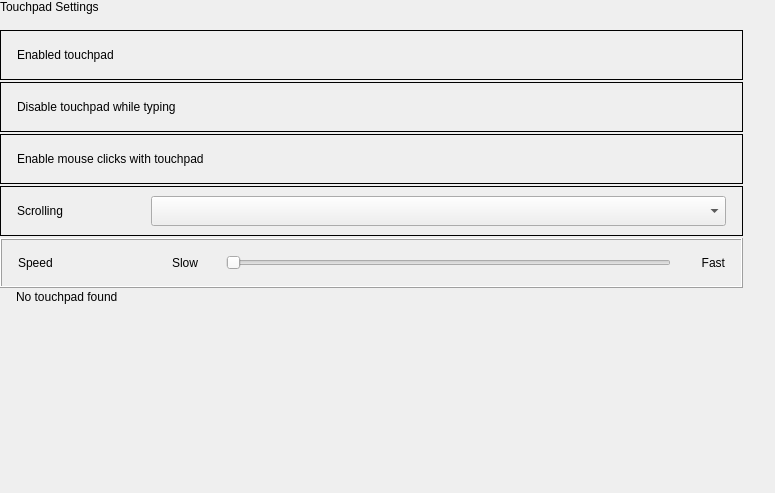
The window that plugins/devices/touchpad/touchpad.ui (ukui/ukui-control-center) describes before a commit, drawn with Qt 5.
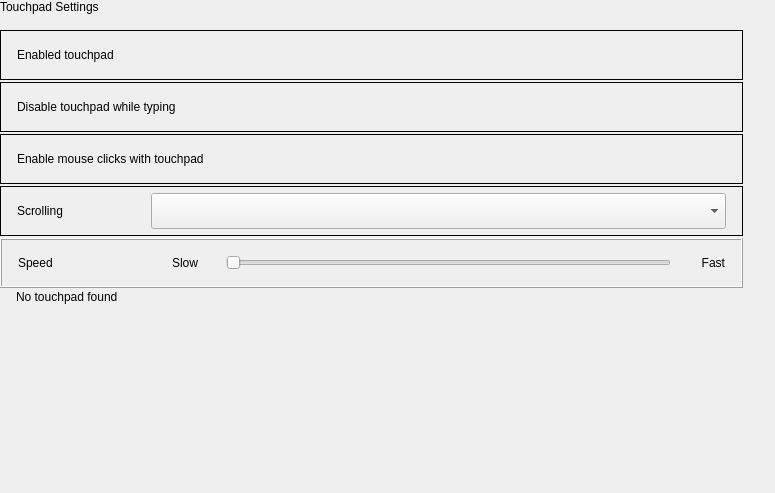
The same window after the commit. Custom widgets are drawn as their Qt base class.

Diff of the .ui file:
```diff
--- a/plugins/devices/touchpad/touchpad.ui
+++ b/plugins/devices/touchpad/touchpad.ui
@@ -330,13 +330,13 @@
           <property name="minimumSize">
            <size>
             <width>0</width>
-            <height>30</height>
+            <height>36</height>
            </size>
           </property>
           <property name="maximumSize">
            <size>
             <width>16777215</width>
-            <height>30</height>
+            <height>36</height>
            </size>
           </property>
          </widget>
```
